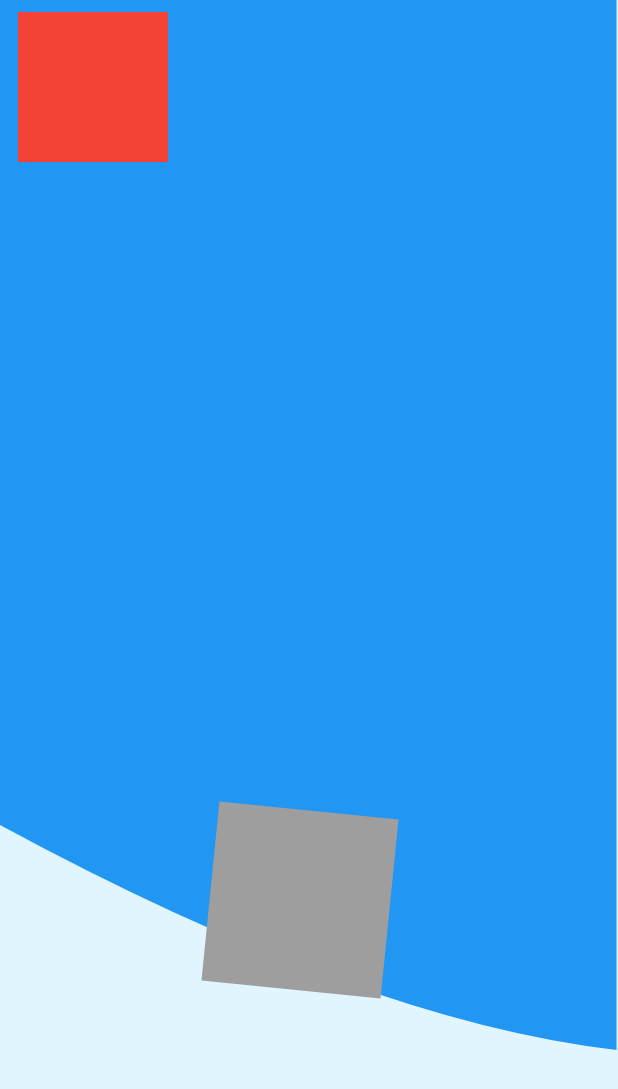
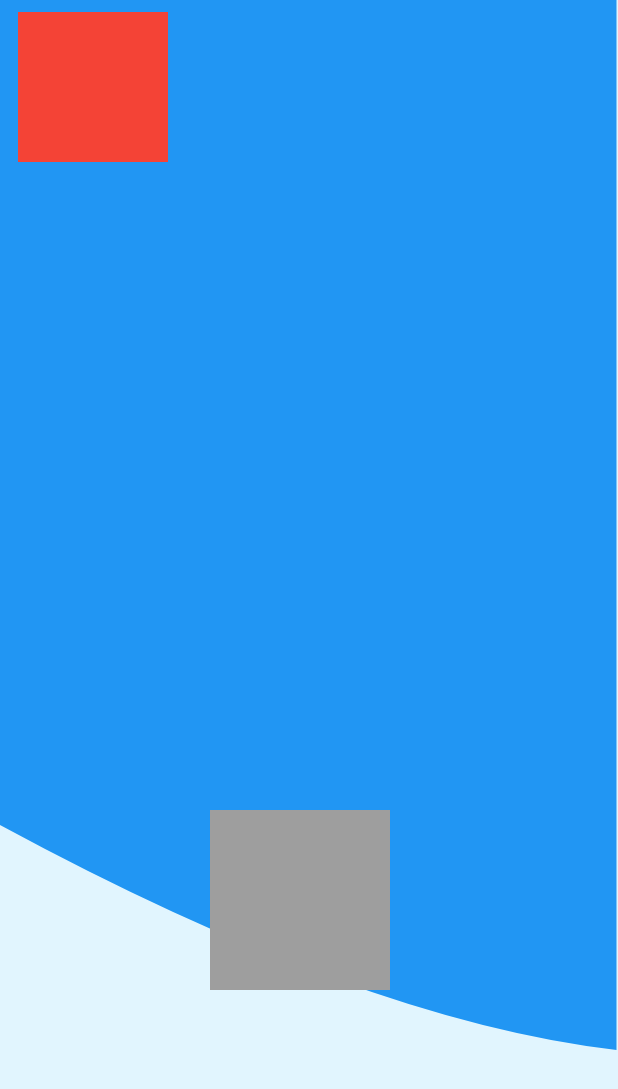
Before and after one commit to de-pamine/frontend, a Flutter app: the screen it shows after launch, on a phone screen of 412 x 824 dp. Shown: the top 1089 px of the screen. Run offline on Flutter 3.47's test engine with Material 3 defaults, Android fonts, the light colour scheme and no system bars.

Commit message:
tmp(not working properly)

```diff
--- a/lib/animation.dart
+++ b/lib/animation.dart
@@ -1,53 +1,75 @@
 import 'package:flutter/material.dart';
+import 'dart:math' show pi;
 
 class AnimationWidget extends StatefulWidget {
-  const AnimationWidget({super.key});
+  const AnimationWidget({super.key, required this.isPause, required this.setBezier});
+  final bool isPause;
+  final Function setBezier;
 
   @override
   State<AnimationWidget> createState() => _AnimationWidgetState();
 }
 
-class _AnimationWidgetState extends State<AnimationWidget> with SingleTickerProviderStateMixin {
-  late AnimationController _controller;
-  double oldAngle = 0.0;
+class _AnimationWidgetState extends State<AnimationWidget> with TickerProviderStateMixin {
+  late AnimationController rollingController;
+  late Animation<double> rollingAnimation;
+  late AnimationController stopRollingController;
+  late Animation<double> stopRollingAnimation;
+
+  bool tmp = false;
 
   @override
   void initState() {
     super.initState();
-    _controller = AnimationController(
+    rollingController = AnimationController(
       vsync: this,
-      duration: const Duration(milliseconds: 4000),
-      value: 0.0,
+      duration: const Duration(milliseconds: 3000),
     );
+    rollingAnimation = Tween<double>(begin: 0.0, end: pi * 2).animate(rollingController);
+
+    stopRollingController = AnimationController(
+      vsync: this,
+      duration: const Duration(milliseconds: 3000),
+    );
+    stopRollingAnimation = Tween<double>(begin: 130, end: 0).animate(stopRollingController);
+  }
+
+  @override
+  void didUpdateWidget(covariant AnimationWidget oldWidget) {
+    super.didUpdateWidget(oldWidget);
+    if (widget.isPause) {
+      rollingController.stop();
+      setState(() {
+        tmp = true;
+        //widget.setBezier(stopRollingAnimation.value);
+      });
+      stopRollingController.forward();
+    } else {
+      rollingController.repeat();
+      tmp = false;
+    }
+    // if (tmp) {
+    //   widget.setBezier(stopRollingAnimation.value);
+    // }
   }
 
   @override
   void dispose() {
-    _controller.dispose();
+    rollingController.dispose();
     super.dispose();
   }
 
   @override
   Widget build(BuildContext context) {
     return AnimatedBuilder(
-      animation: _controller,
+      animation: tmp ? stopRollingController : rollingController,
       builder: (BuildContext context, Widget? widget) {
-        //print(_controller.value);
-        //print(oldAngle);
-        oldAngle += 0.1;
-        print(_controller.value);
-        //_controller.value = oldAngle;
-        return GestureDetector(
-          onTap: () {
-            _controller.repeat();
-          },
-          child: Transform.rotate(
-            angle: oldAngle,
-            child: Container(
-              color: Colors.grey,
-              width: 120,
-              height: 120,
-            ),
+        return Transform.rotate(
+          angle: rollingAnimation.value,
+          child: Container(
+            color: Colors.grey,
+            width: 120,
+            height: 120,
           ),
         );
       },
--- a/lib/main.dart
+++ b/lib/main.dart
@@ -14,6 +14,14 @@ class MyApp extends StatefulWidget {
 }
 
 class _MyAppState extends State<MyApp> {
+  bool isPause = true;
+  double bezier = 130;
+  void setBezier(double val) {
+    setState(() {
+      bezier = val;
+    });
+  }
+
   @override
   Widget build(BuildContext context) {
     return MaterialApp(
@@ -39,25 +47,29 @@ class _MyAppState extends State<MyApp> {
                   // ),
                   Expanded(
                     child: CustomPaint(
-                      painter: MyPainter(),
+                      painter: MyPainter(bezier: bezier),
                     ),
                   ),
                 ],
               ),
               TextButton(
-                onPressed: () {},
+                onPressed: () {
+                  setState(() {
+                    isPause = !isPause;
+                  });
+                },
                 child: Container(
                   width: 100,
                   height: 100,
                   color: Colors.red,
                 ),
               ),
-              const Positioned(
+              Positioned(
                 left: 140,
                 top: 540,
                 child: Align(
                   alignment: Alignment.center,
-                  child: AnimationWidget(),
+                  child: AnimationWidget(isPause: isPause, setBezier: setBezier),
                 ),
               ),
             ],
--- a/lib/paint.dart
+++ b/lib/paint.dart
@@ -1,6 +1,8 @@
 import 'package:flutter/material.dart';
 
 class MyPainter extends CustomPainter {
+  const MyPainter({required this.bezier});
+  final double bezier;
   @override
   void paint(Canvas canvas, Size size) {
     final paint = Paint()
@@ -12,9 +14,9 @@ class MyPainter extends CustomPainter {
       ..moveTo(0, 500 + 50)
       ..quadraticBezierTo(
         240,
-        500 + 180,
+        500 + 50 + bezier,
         411,
-        500 + 200,
+        500 + 50 + bezier + 20,
       );
 
     final path2 = Path()
```
